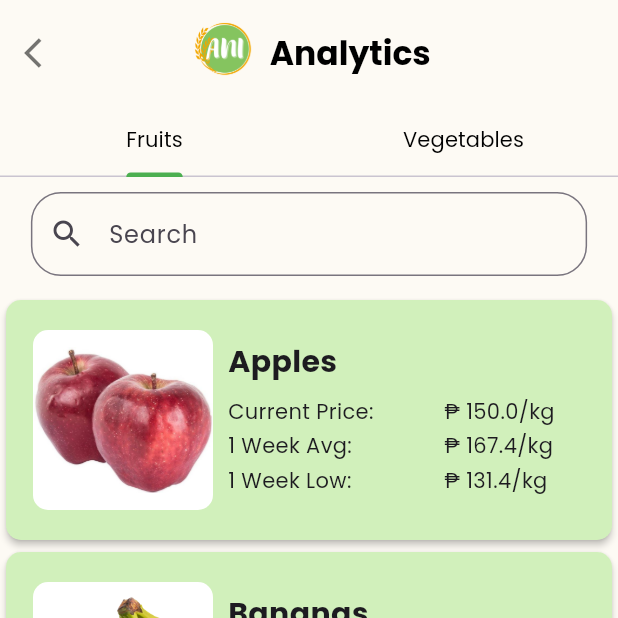
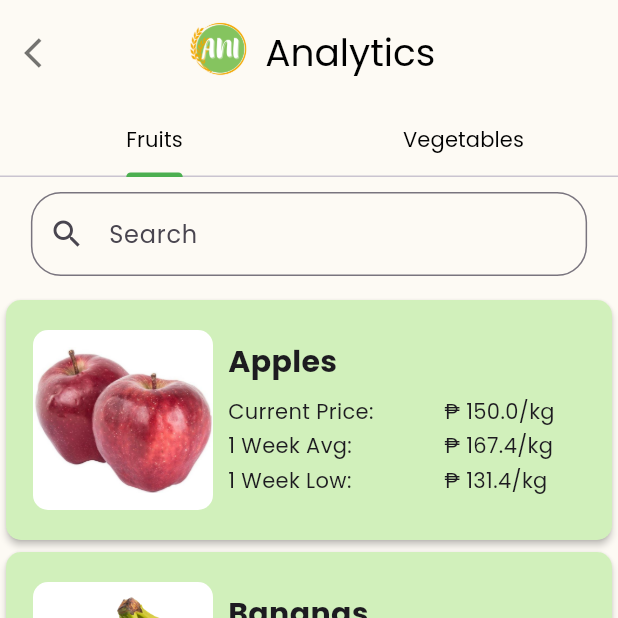
Before and after one commit to ReemanS/cc206-ani, a Flutter app: the AnalyticsPage screen opened by its route, on a phone screen of 412 x 824 dp, the top half of it. Run offline on Flutter 3.47's test engine with Material 3 defaults, Android fonts, the phone set to English and light mode, and no system bars; network calls fail.

Commit message:
minor change: analytics appbar text style

```diff
--- a/lib/features/analytics_page.dart
+++ b/lib/features/analytics_page.dart
@@ -55,9 +55,10 @@ class AnalyticsPage extends StatelessWidget {
               const Text(
                 "Analytics",
                 style: TextStyle(
-                    color: Colors.black,
-                    fontFamily: "Poppins",
-                    fontWeight: FontWeight.bold),
+                  fontFamily: 'Poppins',
+                  color: Colors.black,
+                  fontSize: 25,
+                ),
               ),
             ],
           ),
```
